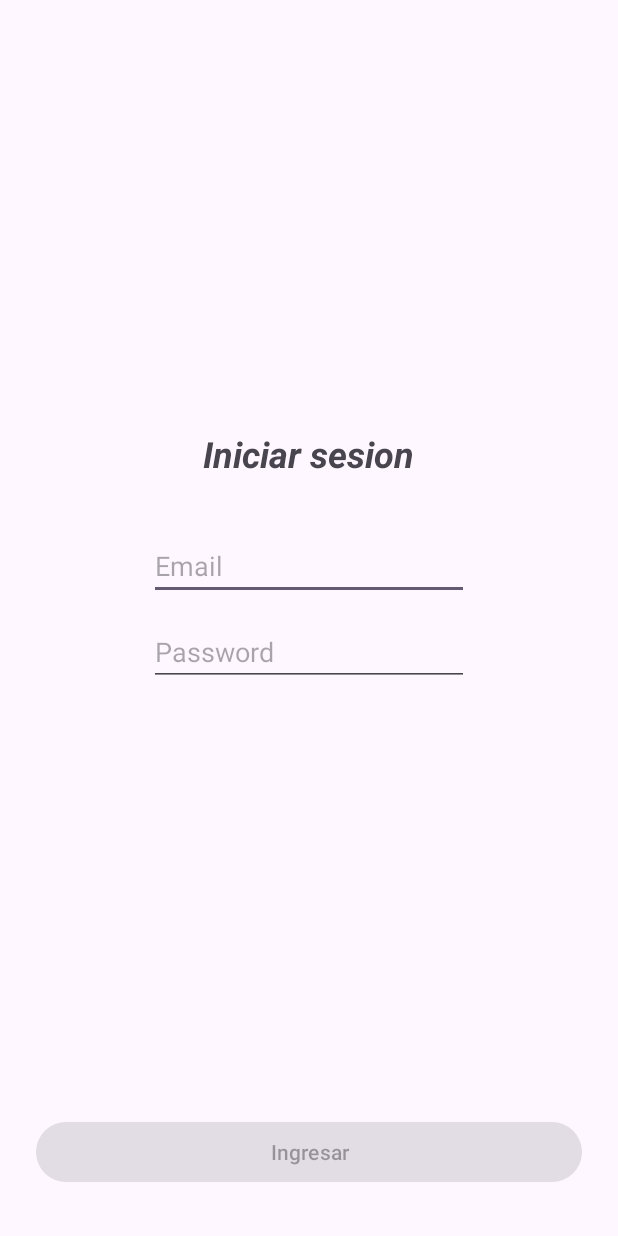
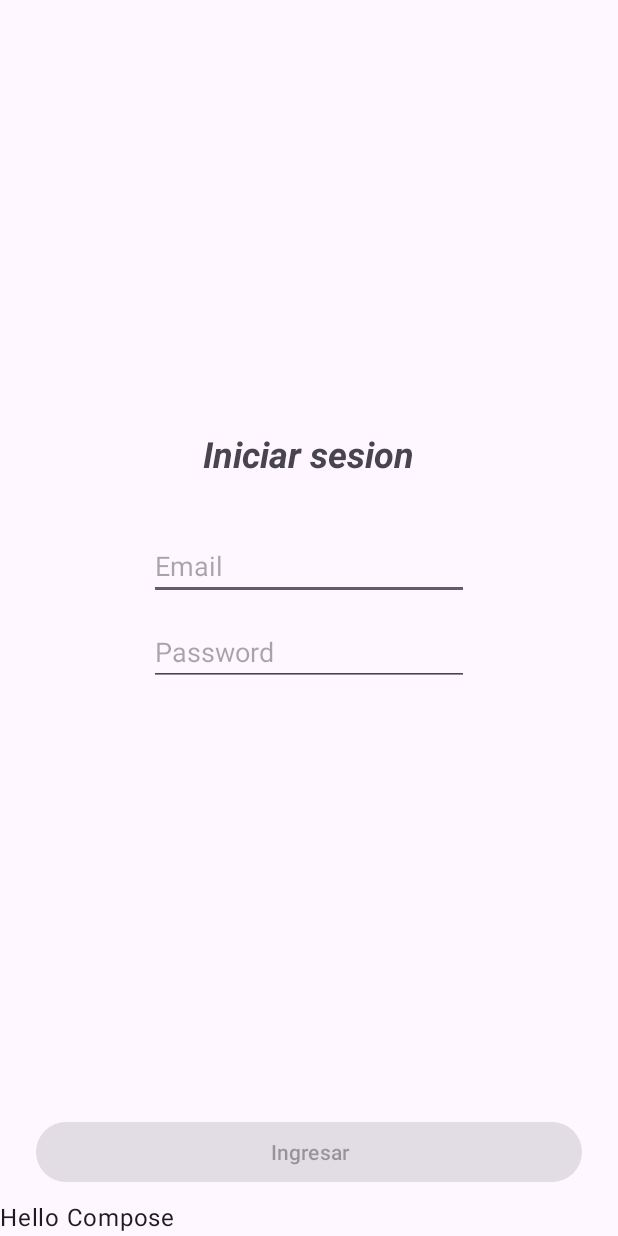
Before and after one commit to PabloQuiroga/DemoFeatures, an Android app built with Jetpack Compose: the screen it shows after launch (LoginActivity), on a phone screen of 412 x 824 dp. Run offline under Robolectric (Android 15) with nearby library versions, the phone set to English and light mode, and no system bars.

Commit message:
Added Compose and demo xml view

```diff
--- a/app/src/main/java/com/siar/demofeatures/login/LoginActivity.kt
+++ b/app/src/main/java/com/siar/demofeatures/login/LoginActivity.kt
@@ -5,9 +5,13 @@ import android.text.Editable
 import android.text.TextWatcher
 import android.util.Log
 import android.widget.EditText
-import android.widget.Toast
 import androidx.activity.viewModels
 import androidx.appcompat.app.AppCompatActivity
+import androidx.compose.material3.MaterialTheme
+import androidx.compose.material3.Surface
+import androidx.compose.material3.Text
+import androidx.compose.runtime.Composable
+import androidx.compose.ui.tooling.preview.Preview
 import androidx.lifecycle.Observer
 import com.siar.demofeatures.databinding.ActivityLoginBinding
 
@@ -18,7 +22,14 @@ class LoginActivity : AppCompatActivity() {
 
     override fun onCreate(savedInstanceState: Bundle?) {
         super.onCreate(savedInstanceState)
-        binding = ActivityLoginBinding.inflate(layoutInflater)
+        binding = ActivityLoginBinding.inflate(layoutInflater).apply {
+            composeView.setContent {
+                // You're in Compose world!
+                MaterialTheme {
+                    PlantDetailDescription()
+                }
+            }
+        }
         setContentView(binding.root)
 
         handleInputs()
@@ -62,3 +73,16 @@ class LoginActivity : AppCompatActivity() {
         loginViewModel.onLoginVerify(this)
     }
 }
+
+@Composable
+fun PlantDetailDescription() {
+    Surface {
+        Text("Hello Compose")
+    }
+}
+
+@Preview
+@Composable
+fun PreviewPlant(){
+    PlantDetailDescription()
+}
--- a/app/src/main/res/layout/activity_login.xml
+++ b/app/src/main/res/layout/activity_login.xml
@@ -66,4 +66,12 @@
         app:layout_constraintStart_toStartOf="parent"
         app:layout_constraintTop_toBottomOf="@+id/form_layout" />
 
+    <androidx.compose.ui.platform.ComposeView
+        android:id="@+id/compose_view"
+        android:layout_width="match_parent"
+        android:layout_height="wrap_content"
+        app:layout_constraintBottom_toBottomOf="parent"
+        app:layout_constraintEnd_toEndOf="parent"
+        app:layout_constraintStart_toStartOf="parent"/>
+
 </androidx.constraintlayout.widget.ConstraintLayout>
--- a/build.gradle.kts
+++ b/build.gradle.kts
@@ -1,5 +1,5 @@
 // Top-level build file where you can add configuration options common to all sub-projects/modules.
 plugins {
     id("com.android.application") version "8.2.1" apply false
-    id("org.jetbrains.kotlin.android") version "1.9.22" apply false
+    id("org.jetbrains.kotlin.android") version "1.8.10" apply false
 }
```
Also changed, not shown: app/build.gradle.kts (+13 -3 lines), app/src/main/java/com/siar/demofeatures/login/LoginViewModel.kt (+11 -1 lines), app/src/main/java/com/siar/demofeatures/utils/Validations.kt (+4 -5 lines).
